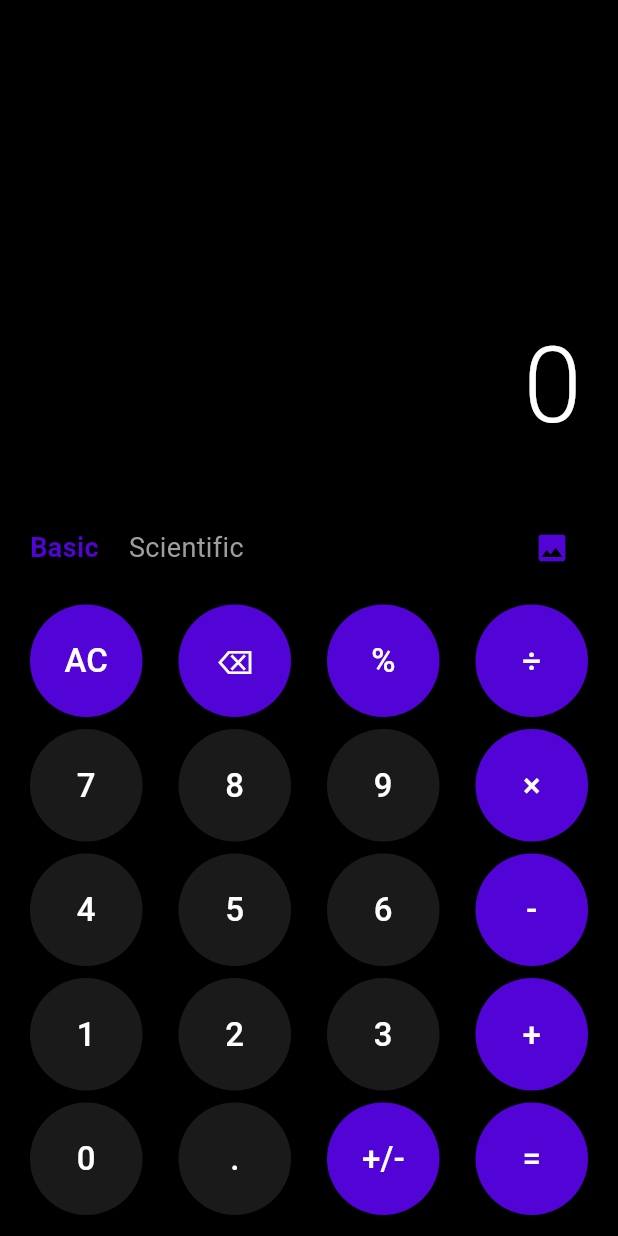
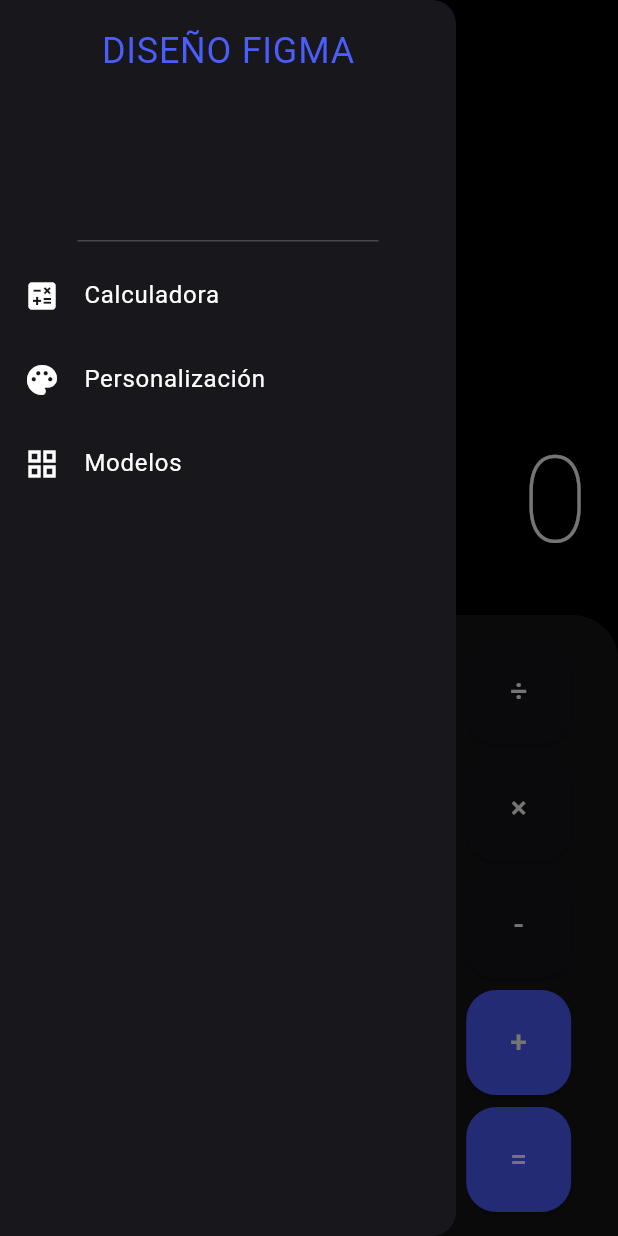
Before and after one commit to AnibalRamosdev/calculadora, a Flutter app: the screen it shows after launch, with the side drawer open (before the commit the screen has no drawer), on a phone screen of 412 x 824 dp. Run offline on Flutter 3.47's test engine with Material 3 defaults, Android fonts, the phone set to English and light mode, and no system bars; our stand-ins replace image_picker, math_expressions.

Commit message:
Adaptando la app al diseño de figma. Falta pantalla de modelos predefinidos

```diff
--- a/lib/calculator_screen.dart
+++ b/lib/calculator_screen.dart
@@ -1,11 +1,10 @@
 import 'package:flutter/material.dart';
-import 'package:image_picker/image_picker.dart';
-import 'dart:io';
+import 'package:flutter/services.dart';
+import 'dart:io'; // IMPORTANTE para manejar la imagen de fondo
 import 'calculator_logic.dart';
 
 class CalculadoraHome extends StatefulWidget {
   const CalculadoraHome({super.key});
-
   @override
   State<CalculadoraHome> createState() => _CalculadoraHomeState();
 }
@@ -13,96 +12,52 @@ class CalculadoraHome extends StatefulWidget {
 class _CalculadoraHomeState extends State<CalculadoraHome> {
   String _pantalla = "0";
   String _modoActual = "Basic";
-  File? _imagenFondo;
-  final ImagePicker _picker = ImagePicker();
+  File? _imagenFondo; // Variable para guardar el fondo elegido
 
-  Future<void> _seleccionarImagen() async {
-    try {
-      final XFile? imagenSeleccionada = await _picker.pickImage(source: ImageSource.gallery);
-      if (imagenSeleccionada != null) {
-        setState(() {
-          _imagenFondo = File(imagenSeleccionada.path);
-        });
-      }
-    } catch (e) {
-      print("Error al seleccionar imagen: $e");
-    }
-  }
+  final Color _colorFondoBase = Colors.black;
+  final Color _colorBotonNum = const Color(0xFF17171C).withOpacity(0.8);
+  final Color _colorBotonAccion = const Color(0xFF4B5EFC);
 
   void _presionarBoton(String texto) {
+    HapticFeedback.lightImpact();
     setState(() {
-      if (texto == "AC") {
-        _pantalla = "0";
-      } else if (texto == "⌫") {
-        _pantalla = (_pantalla.length > 1) ? _pantalla.substring(0, _pantalla.length - 1) : "0";
-      } else if (texto == "=") {
-        _pantalla = CalculatorLogic.calcular(_pantalla);
-      } else if (texto == "DEG" || texto == "RAD") {
-        CalculatorLogic.esGrados = !CalculatorLogic.esGrados;
-      } else if (["sin", "cos", "tan", "log"].contains(texto)) {
-        _pantalla = (_pantalla == "0") ? "$texto(" : _pantalla + "$texto(";
-      } else if (texto == "+/-") {
-        if (_pantalla != "0" && _pantalla != "Error") {
-          _pantalla = _pantalla.startsWith("-") ? _pantalla.substring(1) : "-$_pantalla";
-        }
-      } else {
-        if (_pantalla == "0" || _pantalla == "Error") {
-          _pantalla = texto;
-        } else {
-          _pantalla += texto;
-        }
-      }
+      if (texto == "AC") { _pantalla = "0"; }
+      else if (texto == "=") { _pantalla = CalculatorLogic.calcular(_pantalla); }
+      else { _pantalla = (_pantalla == "0") ? texto : _pantalla + texto; }
     });
   }
 
   @override
   Widget build(BuildContext context) {
     return Scaffold(
-      backgroundColor: Colors.black,
+      backgroundColor: _colorFondoBase,
+      // Usamos un Stack para poner la imagen debajo de todo
       body: Stack(
         children: [
+          // 1. CAPA DE FONDO (Imagen de personalización)
           if (_imagenFondo != null)
             Positioned.fill(
-              child: Image.file(
-                _imagenFondo!,
-                fit: BoxFit.cover,
-                color: Colors.black.withOpacity(0.4),
-                colorBlendMode: BlendMode.darken,
-              ),
+              child: Image.file(_imagenFondo!, fit: BoxFit.cover),
             ),
-          SafeArea(
-            child: Column(
+
+          // 2. CAPA DE LA INTERFAZ
+          Scaffold(
+            backgroundColor: _imagenFondo == null ? _colorFondoBase : Colors.transparent,
+            drawer: _buildMenu(),
+            appBar: AppBar(backgroundColor: Colors.transparent, elevation: 0),
+            body: Column(
               children: [
                 Expanded(
-                  child: Container(
-                    alignment: Alignment.bottomRight,
-                    padding: const EdgeInsets.all(24),
-                    child: Text(
-                      _pantalla,
-                      style: const TextStyle(fontSize: 70, color: Colors.white, fontWeight: FontWeight.w300),
-                    ),
-                  ),
+                    child: Container(
+                        alignment: Alignment.bottomRight,
+                        padding: const EdgeInsets.all(20),
+                        child: Text(
+                            _pantalla,
+                            style: const TextStyle(fontSize: 80, color: Colors.white, fontWeight: FontWeight.w200)
+                        )
+                    )
                 ),
-                Padding(
-                  padding: const EdgeInsets.symmetric(horizontal: 20, vertical: 10),
-                  child: Row(
-                    mainAxisAlignment: MainAxisAlignment.spaceBetween,
-                    children: [
-                      Row(
-                        children: [
-                          _botonCambioModo("Basic"),
-                          const SizedBox(width: 20),
-                          _botonCambioModo("Scientific"),
-                        ],
-                      ),
-                      IconButton(
-                        icon: const Icon(Icons.image, color: Color(0xFF5203D5)),
-                        onPressed: _seleccionarImagen,
-                      )
-                    ],
-                  ),
-                ),
-                _construirTeclado(),
+                _buildTeclado(),
               ],
             ),
           ),
@@ -111,61 +66,85 @@ class _CalculadoraHomeState extends State<CalculadoraHome> {
     );
   }
 
-  Widget _construirTeclado() {
-    return Column(
-      children: [
-        if (_modoActual == "Scientific") ...[
-          _crearFila([CalculatorLogic.esGrados ? "DEG" : "RAD", "(", ")", "log"]),
-          _crearFila(["sin", "cos", "tan", "÷"]),
+  // --- EL MENU LATERAL ---
+  Widget _buildMenu() {
+    return Drawer(
+      backgroundColor: const Color(0xFF17171C),
+      child: Column(
+        children: [
+          const DrawerHeader(child: Text("DISEÑO FIGMA", style: TextStyle(color: Color(0xFF4B5EFC), fontSize: 24))),
+          _itemMenu(Icons.calculate, "Calculadora", "/"),
+          _itemMenu(Icons.palette, "Personalización", "/personalizar"),
+          _itemMenu(Icons.grid_view, "Modelos", "/modelos"),
         ],
-        if (_modoActual == "Basic") _crearFila(["AC", "⌫", "%", "÷"]),
-        _crearFila(["7", "8", "9", "×"]),
-        _crearFila(["4", "5", "6", "-"]),
-        _crearFila(["1", "2", "3", "+"]),
-        _crearFila(["0", ".", "+/-", "="]),
-        const SizedBox(height: 10),
-      ],
-    );
-  }
-
-  Widget _botonCambioModo(String nombre) {
-    bool seleccionado = _modoActual == nombre;
-    return GestureDetector(
-      onTap: () => setState(() => _modoActual = nombre),
-      child: Text(
-        nombre,
-        style: TextStyle(
-          fontSize: 18,
-          color: seleccionado ? const Color(0xFF5203D5) : Colors.grey,
-          fontWeight: seleccionado ? FontWeight.bold : FontWeight.normal,
-        ),
       ),
     );
   }
 
-  Widget _crearFila(List<String> botones) {
-    return Row(
-      mainAxisAlignment: MainAxisAlignment.spaceEvenly,
-      children: botones.map((texto) => _botonPersonalizado(texto)).toList(),
+  // --- EL TECLADO CON MODOS ---
+  Widget _buildTeclado() {
+    return Container(
+      padding: const EdgeInsets.all(12),
+      decoration: BoxDecoration(
+          color: const Color(0xFF17171C).withOpacity(0.9), // Un poco transparente para ver el fondo
+          borderRadius: const BorderRadius.vertical(top: Radius.circular(30))
+      ),
+      child: Column(
+        children: [
+          if (_modoActual == "Scientific") ...[
+            _crearFila(["sin", "cos", "tan", "log"]),
+            _crearFila(["DEG", "(", ")", "√"]),
+            const Divider(color: Colors.white10),
+          ],
+          _crearFila(["AC", "⌫", "%", "÷"]),
+          _crearFila(["7", "8", "9", "×"]),
+          _crearFila(["4", "5", "6", "-"]),
+          _crearFila(["1", "2", "3", "+"]),
+          _crearFila(["0", ".", "+/-", "="]),
+        ],
+      ),
     );
   }
 
-  Widget _botonPersonalizado(String texto) {
+  Widget _crearFila(List<String> etiquetas) {
+    return Row(mainAxisAlignment: MainAxisAlignment.spaceEvenly, children: etiquetas.map((e) => _buildBoton(e)).toList());
+  }
+
+  Widget _buildBoton(String t) {
     return Container(
       margin: const EdgeInsets.all(4),
-      width: 75,
-      height: 75,
+      width: 70, height: 70,
       child: ElevatedButton(
         style: ElevatedButton.styleFrom(
-          backgroundColor: "AC%÷×-+=⌫()DEG RAD".contains(texto) || texto == "+/-"
-              ? const Color(0xFF5203D5)
-              : const Color(0xFF212121).withOpacity(0.8),
-          shape: const CircleBorder(),
-          padding: EdgeInsets.zero,
+            backgroundColor: (t == "=" || t == "+") ? _colorBotonAccion : _colorBotonNum,
+            shape: RoundedRectangleBorder(borderRadius: BorderRadius.circular(20))
         ),
-        onPressed: () => _presionarBoton(texto),
-        child: Text(texto, style: const TextStyle(fontSize: 22, color: Colors.white)),
+        onPressed: () => _presionarBoton(t),
+        child: Text(t, style: const TextStyle(color: Colors.white, fontSize: 20)),
       ),
     );
   }
+
+  // --- NAVEGACIÓN INTELIGENTE ---
+  Widget _itemMenu(IconData icono, String titulo, String ruta) {
+    return ListTile(
+      leading: Icon(icono, color: Colors.white),
+      title: Text(titulo, style: const TextStyle(color: Colors.white)),
+      onTap: () async {
+        Navigator.pop(context); // Cierra el menú primero
+
+        final resultado = await Navigator.pushNamed(context, ruta);
+
+        if (resultado != null) {
+          setState(() {
+            if (ruta == "/modelos") {
+              _modoActual = resultado.toString();
+            } else if (ruta == "/personalizar") {
+              _imagenFondo = resultado as File; // Recibe la foto de la otra pantalla
+            }
+          });
+        }
+      },
+    );
+  }
 }
--- a/lib/main.dart
+++ b/lib/main.dart
@@ -1,7 +1,13 @@
 import 'package:flutter/material.dart';
+// Importamos nuestras pantallas (asegúrate de que los nombres de archivo coincidan)
 import 'calculator_screen.dart';
+import 'personalizacion_screen.dart';
+import 'modelos_screen.dart';
+import 'configuracion_screen.dart';
 
-void main() => runApp(const CalculadoraApp());
+void main() {
+  runApp(const CalculadoraApp());
+}
 
 class CalculadoraApp extends StatelessWidget {
   const CalculadoraApp({super.key});
@@ -10,8 +16,19 @@ class CalculadoraApp extends StatelessWidget {
   Widget build(BuildContext context) {
     return MaterialApp(
       debugShowCheckedModeBanner: false,
-      theme: ThemeData.dark(),
-      home: const CalculadoraHome(),
+      title: 'Figma Calculator Pro',
+      // Tema oscuro global basado en tu paleta de Figma
+      theme: ThemeData.dark().copyWith(
+        scaffoldBackgroundColor: Colors.black,
+      ),
+      // Definición de las 4 rutas principales
+      initialRoute: '/',
+      routes: {
+        '/': (context) => const CalculadoraHome(),
+        '/personalizar': (context) => PantallaPersonalizar(), // QUITAMOS EL 'const'
+        '/modelos': (context) => PantallaModelos(),           // QUITAMOS EL 'const'
+        '/config': (context) => PantallaConfiguracion(),     // QUITAMOS EL 'const'
+      },
     );
   }
 }
--- a/pubspec.yaml
+++ b/pubspec.yaml
@@ -11,7 +11,7 @@ dependencies:
   flutter:
     sdk: flutter
   cupertino_icons: ^1.0.8
-  math_expressions: ^2.6.0 # <--- Para que funcione la lógica
+  math_expressions: ^3.1.0 # <--- Para que funcione la lógica
   image_picker: ^1.2.1
 
 dev_dependencies:
```
Also changed, not shown: lib/configuracion_screen.dart (added, +12 -0 lines), lib/configuración_screen.dart (added, +82 -0 lines), lib/modelos_screen.dart (added, +90 -0 lines), lib/personalizacion_screen.dart (added, +106 -0 lines), pubspec.lock, 1 other file.
